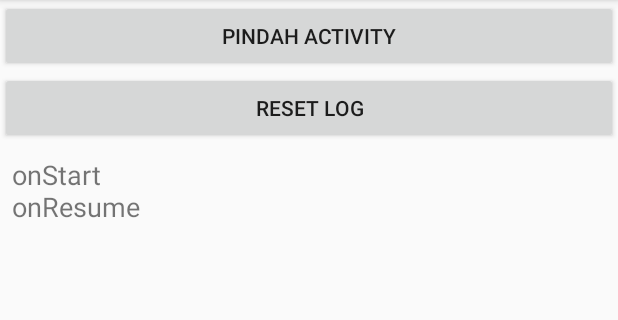
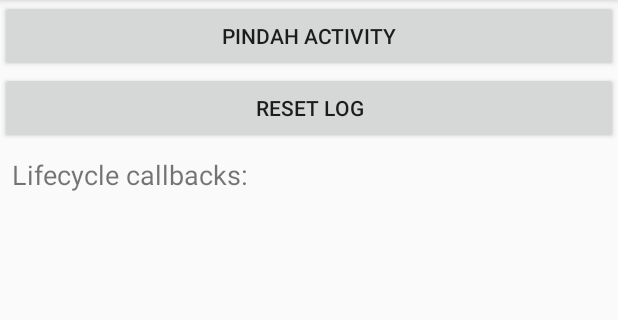
Before and after one commit to DhytoDev/codelabs-kuliah-android-2017, an Android app: the screen it shows after launch (MainActivity), after a tap on "RESET LOG", on a phone screen of 412 x 824 dp, the part 84-404 px from its top. Run offline under Robolectric (Android 15) with nearby library versions, the phone set to English and light mode, and no system bars.

Commit message:
1-ActivityLifeCycle / menambahkan aksi ke dalam tombol “Reset Log” untuk mengosongkan status state

```diff
--- a/1-ActivityLifeCycle/app/src/main/java/com/dhytodev/activitylifecycle/MainActivity.java
+++ b/1-ActivityLifeCycle/app/src/main/java/com/dhytodev/activitylifecycle/MainActivity.java
@@ -3,6 +3,7 @@ package com.dhytodev.activitylifecycle;
 import android.support.v7.app.AppCompatActivity;
 import android.os.Bundle;
 import android.util.Log;
+import android.view.View;
 import android.widget.TextView;
 
 public class MainActivity extends AppCompatActivity {
@@ -25,6 +26,8 @@ public class MainActivity extends AppCompatActivity {
         setContentView(R.layout.activity_main);
 
         mLifecycleStatus = (TextView) findViewById(R.id.tv_lifecycle_events_display);
+
+        logAndAppend(ON_CREATE);
     }
 
     @Override
@@ -67,4 +70,8 @@ public class MainActivity extends AppCompatActivity {
         Log.d(TAG, "Lifecycle Event: " + lifecycleStatus);
         mLifecycleStatus.append(lifecycleStatus + "\n");
     }
+
+    public void resetLifecycleDisplay(View view) {
+        mLifecycleStatus.setText("Lifecycle callbacks:\n");
+    }
 }
```
